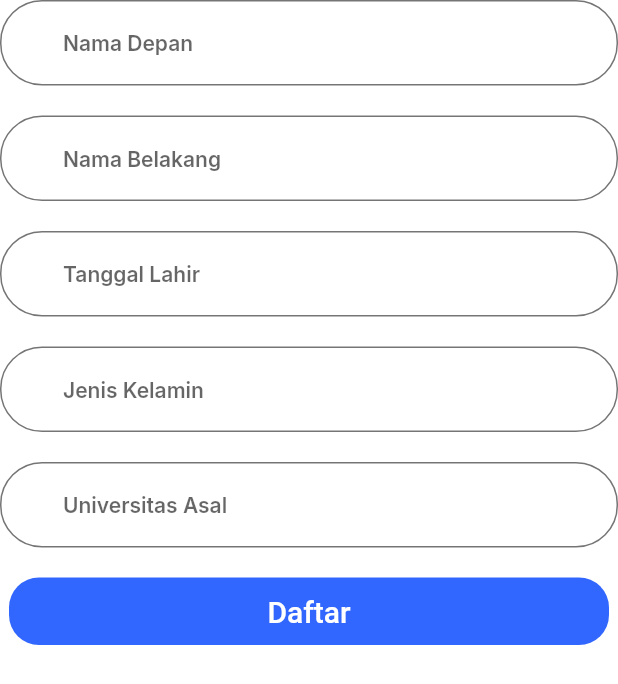
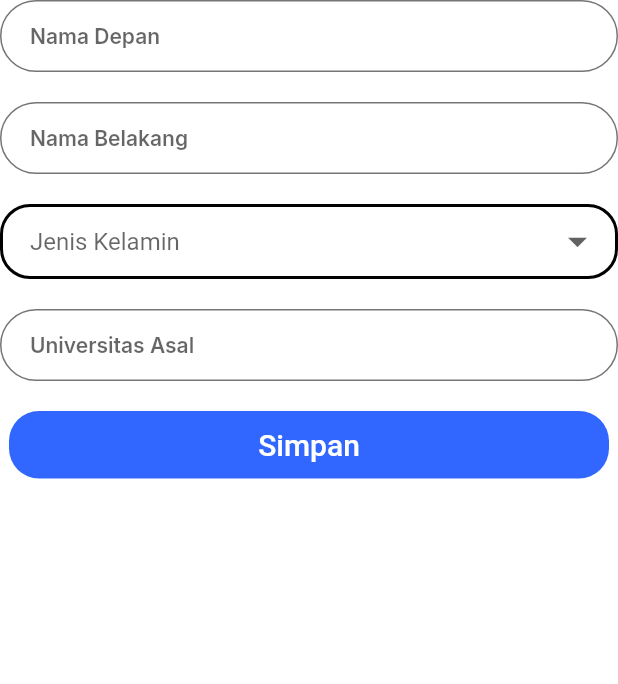
Before and after one commit to Ramadhanputra1121/code_flutter, a Flutter app: the InputDataForm widget shown alone on an empty page, opened directly, on a phone screen of 412 x 824 dp. Shown: the top 684 px of the screen. Run offline on Flutter 3.47's test engine with Material 2 defaults, Android fonts, the phone set to English and light mode, and no system bars; our stand-ins replace google_fonts; Roboto replaces fonts that are missing (Muli).

Commit message:
apaan aja

```diff
--- a/collagen/lib/Components/Datainput/InputDataComponent.dart
+++ b/collagen/lib/Components/Datainput/InputDataComponent.dart
@@ -21,17 +21,49 @@ class _InputDataComponent extends State<InputDataComponent> {
           child: SingleChildScrollView(
             child: Column(
               children: [
-                SizedBox(
-                  height: SizeConfig.screenHeight = 0.05,
+                DefaultTextStyle.merge(
+                  style: const TextStyle(
+                      color: CupertinoColors.black,
+                      fontWeight: FontWeight.bold,
+                      fontSize: 25
+                  ),
+                  child: Row(
+                    children: const [
+                      Text("Selamat Datang,"),
+                    ],
+                  ),
                 ),
-                Image.asset(
-                  "assets/images/Logo_Signup.png",
-                  height: 200,
-                  width: 252,
+                DefaultTextStyle.merge(
+                  style: const TextStyle(
+                      color: CupertinoColors.black,
+                      fontWeight: FontWeight.bold,
+                      fontSize: 25
+                  ),
+                  child: Row(
+                    children: const [
+                      Text("Username")
+                    ],
+                  ),
                 ),
                 const SizedBox(
-                  height: 20,
+                  height: 30,
                 ),
+                Row(
+                  children: const [
+                    Expanded(
+                      child: Text(
+                        "Lengkapi biodata di bawah untuk menyelesaikan proses registrasi.",
+                        style: TextStyle(
+                            fontSize: 15
+                        ),
+                        softWrap: true,
+                        maxLines: 2,
+                      ),
+                    ),
+                  ],
+                ),
+
+                const SizedBox(height: 20),
                 InputDataForm()
               ],
             ),
--- a/collagen/lib/Components/Datainput/InputDataForm.dart
+++ b/collagen/lib/Components/Datainput/InputDataForm.dart
@@ -9,21 +9,28 @@ class InputDataForm extends StatefulWidget {
   _InputDataForm createState() => _InputDataForm();
 }
 
+List<DropdownMenuItem<String>> get dropdownItems {
+  List<DropdownMenuItem<String>> menuItems = [
+    const DropdownMenuItem(child: Text("Male"), value: "Male"),
+    const DropdownMenuItem(child: Text("Female"), value: "Female"),
+    const DropdownMenuItem(child: Text("Other"), value: "Other"),
+  ];
+  return menuItems;
+}
+
 class _InputDataForm extends State<InputDataForm> {
-  String? namadepan;
-  String? namabelakang;
-  String? tanggallahir;
-  String? jeniskelamin;
-  String? univeritas;
 
-  TextEditingController txtNamaDepan = TextEditingController();
-  TextEditingController txtNamaBelakang = TextEditingController();
-  TextEditingController txtTanggalLahir = TextEditingController();
-  TextEditingController txtJenisKelamin = TextEditingController();
-  TextEditingController txtUniversitas = TextEditingController();
+  String? FirstName;
+  String? LastName;
+  DateTime? BornDate;
+  String? University;
+
+  TextEditingController txtFirstName = TextEditingController();
+  TextEditingController txtLastName = TextEditingController();
+  TextEditingController txtBornDate = TextEditingController();
+  TextEditingController txtUniversity = TextEditingController();
 
   FocusNode focusNode = FocusNode();
-  bool isChecked = false;
 
   @override
   Widget build(BuildContext context) {
@@ -31,15 +38,13 @@ class _InputDataForm extends State<InputDataForm> {
       child: Column(
         children: [
           buildFirstName(),
-          SizedBox(height: 20),
+          const SizedBox(height: 20),
           buildLastName(),
-          SizedBox(height: 20),
-          buildBirthDate(),
-          SizedBox(height: 20),
+          const SizedBox(height: 20),
           buildGender(),
-          SizedBox(height: 20),
-          buildUniversitas(),
-          SizedBox(height: 20),
+          const SizedBox(height: 20),
+          buildUniversity(),
+          const SizedBox(height: 20),
           Container(
             width: 400,
             height: 45,
@@ -54,7 +59,7 @@ class _InputDataForm extends State<InputDataForm> {
                 Navigator.pushNamed(context, LoginScreen.routeName);
               },
               child: const Text(
-                "Daftar",
+                "Simpan",
                 style: TextStyle(
                   color: Color(0xffffffff),
                   fontSize: 20,
@@ -72,11 +77,13 @@ class _InputDataForm extends State<InputDataForm> {
 
   TextFormField buildFirstName() {
     return TextFormField(
-      controller: txtNamaDepan,
+      controller: txtFirstName,
       keyboardType: TextInputType.text,
       style: mTitleStyle,
       decoration: InputDecoration(
         hintText: 'Nama Depan',
+        contentPadding: EdgeInsets.fromLTRB(20, 10, 20, 10),
+        border: OutlineInputBorder(borderRadius: BorderRadius.circular(32)),
         labelStyle:
         TextStyle(color: focusNode.hasFocus ? mTitleColor : kPrimaryColor),
         floatingLabelBehavior: FloatingLabelBehavior.always,
@@ -86,55 +93,57 @@ class _InputDataForm extends State<InputDataForm> {
 
   TextFormField buildLastName() {
     return TextFormField(
-      controller: txtNamaBelakang,
+      controller: txtLastName,
       keyboardType: TextInputType.text,
       style: mTitleStyle,
       decoration: InputDecoration(
         hintText: 'Nama Belakang',
-        labelStyle: TextStyle(
-            color: focusNode.hasFocus ? mSubtitleColor : kPrimaryColor),
+        contentPadding: EdgeInsets.fromLTRB(20, 10, 20, 10),
+        border: OutlineInputBorder(borderRadius: BorderRadius.circular(32)),
+        labelStyle:
+        TextStyle(color: focusNode.hasFocus ? mTitleColor : kPrimaryColor),
         floatingLabelBehavior: FloatingLabelBehavior.always,
       ),
     );
   }
 
-  TextFormField buildBirthDate() {
-    return TextFormField(
-      controller: txtTanggalLahir,
-      keyboardType: TextInputType.text,
-      style: mTitleStyle,
+  DropdownButtonFormField buildGender(){
+    return DropdownButtonFormField(
       decoration: InputDecoration(
-        hintText: 'Tanggal Lahir',
-        labelStyle: TextStyle(
-            color: focusNode.hasFocus ? mSubtitleColor : kPrimaryColor),
-        floatingLabelBehavior: FloatingLabelBehavior.always,
+        hintText: "Jenis Kelamin",
+        contentPadding: EdgeInsets.fromLTRB(20, 10, 20, 10),
+        enabledBorder: OutlineInputBorder(
+          borderSide: BorderSide(width: 2),
+          borderRadius: BorderRadius.circular(20),
+        ),
+        border: OutlineInputBorder(
+          borderSide: BorderSide(width: 2),
+          borderRadius: BorderRadius.circular(20),
+        ),
+        filled: true,
+        fillColor: Colors.white,
       ),
+      iconSize: 30,
+      dropdownColor: Colors.white,
+      items: dropdownItems,
+      onChanged: (value) {
+        setState(() {
+        });
+      },
     );
   }
 
-  TextFormField buildGender() {
+  TextFormField buildUniversity() {
     return TextFormField(
-      controller: txtTanggalLahir,
-      keyboardType: TextInputType.text,
-      style: mTitleStyle,
-      decoration: InputDecoration(
-        hintText: 'Jenis Kelamin',
-        labelStyle: TextStyle(
-            color: focusNode.hasFocus ? mSubtitleColor : kPrimaryColor),
-        floatingLabelBehavior: FloatingLabelBehavior.always,
-      ),
-    );
-  }
-
-  TextFormField buildUniversitas() {
-    return TextFormField(
-      controller: txtUniversitas,
+      controller: txtUniversity,
       keyboardType: TextInputType.text,
       style: mTitleStyle,
       decoration: InputDecoration(
         hintText: 'Universitas Asal',
-        labelStyle: TextStyle(
-            color: focusNode.hasFocus ? mSubtitleColor : kPrimaryColor),
+        contentPadding: EdgeInsets.fromLTRB(20, 10, 20, 10),
+        border: OutlineInputBorder(borderRadius: BorderRadius.circular(32)),
+        labelStyle:
+        TextStyle(color: focusNode.hasFocus ? mTitleColor : kPrimaryColor),
         floatingLabelBehavior: FloatingLabelBehavior.always,
       ),
     );
```
